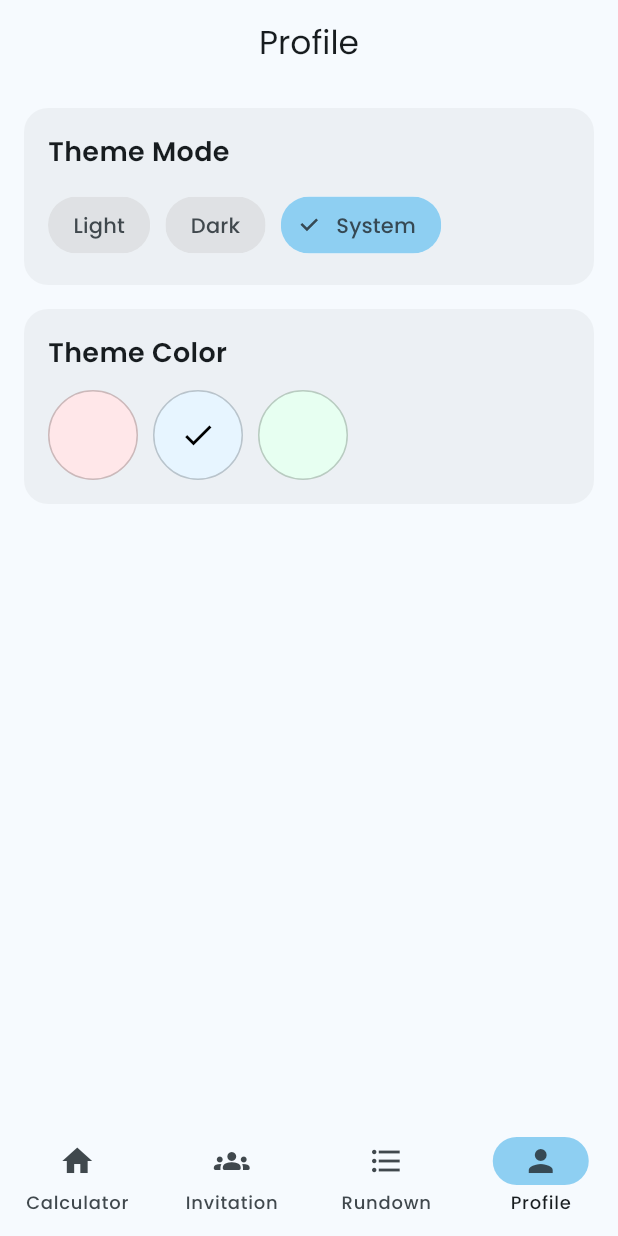
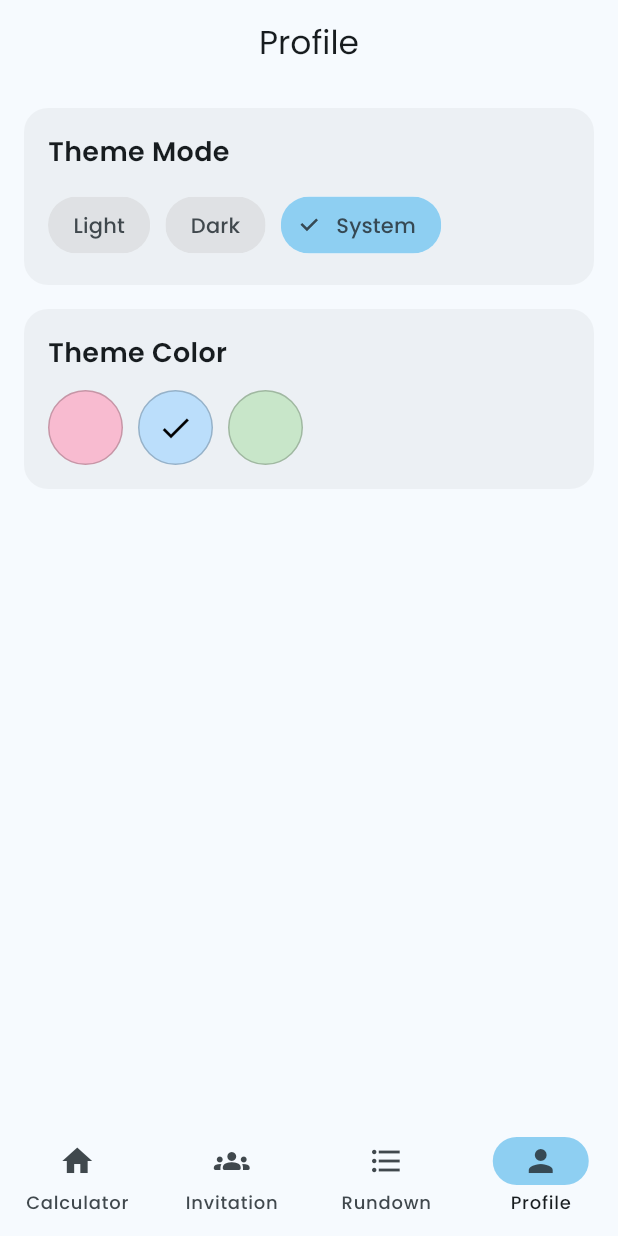
Before and after one commit to guizot/we_ready_app, a Flutter app: the screen it shows after launch, item 4 of the bottom bar chosen, on a phone screen of 412 x 824 dp. Run offline on Flutter 3.47's test engine with Material 3 defaults, Android fonts, the phone set to English and light mode, and no system bars; our stand-ins replace equatable, flutter_bloc, get_it, shared_preferences.

Commit message:
add color value list so that more visible on the ui

```diff
--- a/lib/presentation/core/constant/theme_service_values.dart
+++ b/lib/presentation/core/constant/theme_service_values.dart
@@ -32,5 +32,9 @@ class ThemeServiceValues {
     HexColor('E7F5FF'),
     HexColor('E7FFF1'),
   ];
-
+  static List<Color> colorValueList = [
+    Colors.pink.shade100,
+    Colors.blue.shade100,
+    Colors.green.shade100
+  ];
 }
--- a/lib/presentation/pages/setting/setting.dart
+++ b/lib/presentation/pages/setting/setting.dart
@@ -70,12 +70,12 @@ class _SettingPageState extends State<SettingPage> {
                              themeService.colorSeed = ThemeServiceValues.colorString[index];
                             },
                             child: Container(
-                                height: 60,
-                                width: 60,
+                                height: 50,
+                                width: 50,
                                 decoration: BoxDecoration(
                                   border: Border.all(color: Colors.black.withOpacity(0.2)),
                                   shape: BoxShape.circle,
-                                  color: ThemeServiceValues.colorValue[index],
+                                  color: ThemeServiceValues.colorValueList[index],
                                 ),
                                 child: themeService.colorSeed == ThemeServiceValues.colorString[index]
                                     ? const Icon(
```
